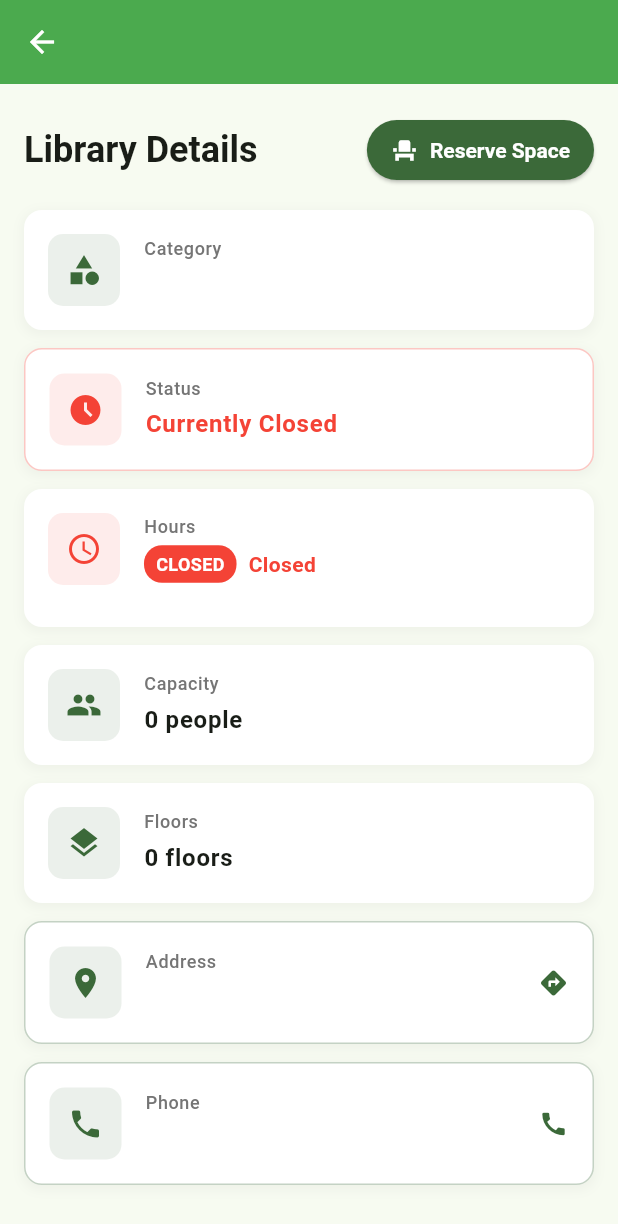
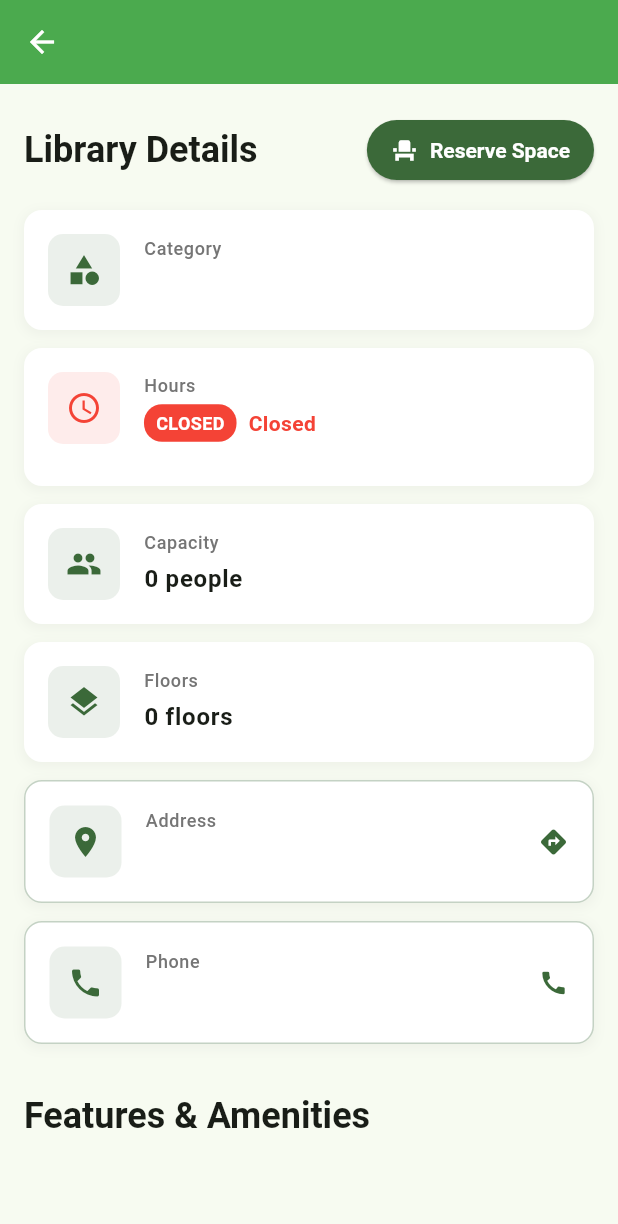
Before and after one commit to cycle4passion/StudySpacesApp, a Flutter app: the LibraryDetailScreen screen opened directly with empty values, scrolled down 262 dp, on a phone screen of 412 x 824 dp. Shown: the top 1224 px of the screen. Run offline on Flutter 3.47's test engine with Material 3 defaults, Android fonts, the phone set to English and light mode, and no system bars; our stand-ins replace shared_preferences, webview_flutter; accounts and stored records are empty.

Commit message:
fixed open/close in about

```diff
--- a/lib/screens/library_detail_screen.dart
+++ b/lib/screens/library_detail_screen.dart
@@ -178,17 +178,6 @@ class _LibraryDetailScreenState extends State<LibraryDetailScreen>
                   const SizedBox(height: 16),
                   _buildCategoryCard(context),
                   const SizedBox(height: 12),
-                  // Show "Currently Closed" if library is not open
-                  if (!LibraryUtils.isOpen(
-                    widget.library.openat,
-                    widget.library.closeat,
-                  ))
-                    _buildClosedCard(context),
-                  if (!LibraryUtils.isOpen(
-                    widget.library.openat,
-                    widget.library.closeat,
-                  ))
-                    const SizedBox(height: 12),
                   _buildEnhancedHoursCard(context),
                   const SizedBox(height: 12),
                   _buildDetailCard(
@@ -373,69 +362,6 @@ class _LibraryDetailScreenState extends State<LibraryDetailScreen>
     );
   }
 
-  Widget _buildClosedCard(BuildContext context) {
-    return Container(
-      padding: const EdgeInsets.all(16),
-      decoration: BoxDecoration(
-        color: Theme.of(context).brightness == Brightness.dark
-            ? const Color(0xFF2D2D2D)
-            : Colors.white,
-        borderRadius: BorderRadius.circular(12),
-        border: Border.all(color: Colors.red.withValues(alpha: 0.3), width: 1),
-        boxShadow: [
-          BoxShadow(
-            color: Theme.of(context).brightness == Brightness.dark
-                ? Colors.black.withValues(alpha: 0.3)
-                : Colors.grey.withValues(alpha: 0.1),
-            spreadRadius: 1,
-            blurRadius: 6,
-            offset: const Offset(0, 2),
-          ),
-        ],
-      ),
-      child: Row(
-        children: [
-          Container(
-            padding: const EdgeInsets.all(12),
-            decoration: BoxDecoration(
-              color: Colors.red.withValues(alpha: 0.1),
-              borderRadius: BorderRadius.circular(10),
-            ),
-            child: Icon(Icons.access_time_filled, color: Colors.red, size: 24),
-          ),
-          const SizedBox(width: 16),
-          Expanded(
-            child: Column(
-              crossAxisAlignment: CrossAxisAlignment.start,
-              children: [
-                Text(
-                  'Status',
-                  style: Theme.of(context).textTheme.bodySmall?.copyWith(
-                    color: Theme.of(context).brightness == Brightness.dark
-                        ? Colors.grey.shade400
-                        : Colors.grey.shade600,
-                    fontWeight: FontWeight.w500,
-                  ),
-                ),
-                const SizedBox(height: 4),
-                Text(
-                  LibraryUtils.getClosedStatusWithHours(
-                    widget.library.openat,
-                    widget.library.closeat,
-                  ),
-                  style: Theme.of(context).textTheme.bodyLarge?.copyWith(
-                    fontWeight: FontWeight.w600,
-                    color: Colors.red,
-                  ),
-                ),
-              ],
-            ),
-          ),
-        ],
-      ),
-    );
-  }
-
   Widget _buildEnhancedHoursCard(BuildContext context) {
     final isOpen = LibraryUtils.isOpen(
       widget.library.openat,
@@ -567,6 +493,12 @@ class _LibraryDetailScreenState extends State<LibraryDetailScreen>
               '${_formatMilitaryTime(openTime)} - ${_formatMilitaryTime(closeTime)}';
         }
 
+        // Check if library is currently open (for today's highlighting)
+        final isCurrentlyOpen = LibraryUtils.isOpen(
+          widget.library.openat,
+          widget.library.closeat,
+        );
+
         return Container(
           margin: const EdgeInsets.only(bottom: 4),
           padding: const EdgeInsets.symmetric(vertical: 8, horizontal: 12),
@@ -574,14 +506,18 @@ class _LibraryDetailScreenState extends State<LibraryDetailScreen>
             color: isToday
                 ? (openTime == 0 || closeTime == 0
                       ? Colors.red.withValues(alpha: 0.1)
-                      : Colors.green.withValues(alpha: 0.1))
+                      : (isCurrentlyOpen
+                            ? Colors.green.withValues(alpha: 0.1)
+                            : Colors.red.withValues(alpha: 0.1)))
                 : Colors.transparent,
             borderRadius: BorderRadius.circular(8),
             border: isToday
                 ? Border.all(
                     color: openTime == 0 || closeTime == 0
                         ? Colors.red.withValues(alpha: 0.3)
-                        : Colors.green.withValues(alpha: 0.3),
+                        : (isCurrentlyOpen
+                              ? Colors.green.withValues(alpha: 0.3)
+                              : Colors.red.withValues(alpha: 0.3)),
                     width: 1,
                   )
                 : null,
@@ -596,7 +532,7 @@ class _LibraryDetailScreenState extends State<LibraryDetailScreen>
                   color: isToday
                       ? (openTime == 0 || closeTime == 0
                             ? Colors.red
-                            : Colors.green)
+                            : (isCurrentlyOpen ? Colors.green : Colors.red))
                       : (Theme.of(context).brightness == Brightness.dark
                             ? Colors.grey.shade300
                             : Colors.grey.shade700),
@@ -609,7 +545,7 @@ class _LibraryDetailScreenState extends State<LibraryDetailScreen>
                   color: isToday
                       ? (openTime == 0 || closeTime == 0
                             ? Colors.red
-                            : Colors.green)
+                            : (isCurrentlyOpen ? Colors.green : Colors.red))
                       : (Theme.of(context).brightness == Brightness.dark
                             ? Colors.grey.shade300
                             : Colors.grey.shade700),
--- a/lib/screens/report_screen.dart
+++ b/lib/screens/report_screen.dart
@@ -326,7 +326,10 @@ class _ReportScreenState extends State<ReportScreen> {
                       left: _getChevronPosition(),
                       top: 42, // Position directly connected to tooltip bottom
                       child: CustomPaint(
-                        size: const Size(32, 20), // Increased size from 24x15 to 32x20
+                        size: const Size(
+                          32,
+                          20,
+                        ), // Increased size from 24x15 to 32x20
                         painter: ChevronPainter(
                           color: ColorUtils.getFullnessColor(
                             fullnessValue.round(),
--- a/lib/utils/library_utils.dart
+++ b/lib/utils/library_utils.dart
@@ -261,8 +261,23 @@ class LibraryUtils {
             nextDayIndex < closeat.length &&
             openat[nextDayIndex] != 0 &&
             closeat[nextDayIndex] != 0) {
-          int hoursUntilOpen =
-              (i * 24) - now.hour + (openat[nextDayIndex] ~/ 100);
+          // Calculate the exact time until opening
+          int openHour = openat[nextDayIndex] ~/ 100;
+          int openMinute = openat[nextDayIndex] % 100;
+
+          // Create the target opening datetime
+          DateTime nextOpenDateTime = DateTime(
+            now.year,
+            now.month,
+            now.day + i,
+            openHour,
+            openMinute,
+          );
+
+          // Calculate the difference
+          Duration timeUntilOpen = nextOpenDateTime.difference(now);
+          int hoursUntilOpen = timeUntilOpen.inHours;
+
           if (hoursUntilOpen < 24) {
             return 'Opens in about ${hoursUntilOpen} hrs';
           } else {
@@ -323,8 +338,44 @@ class LibraryUtils {
       int openMinute = openTime % 100;
 
       DateTime openDateTime;
-      if (currentTime > closeTime && closeTime < openTime) {
-        // Same day opening (we're between close and open time for overnight schedule)
+
+      // Handle different scenarios for overnight schedules
+      if (closeTime < openTime) {
+        // This is an overnight schedule (e.g., 10am-2am)
+        if (currentTime <= closeTime) {
+          // We're in the early morning, still part of "yesterday's" session
+          // But we should calculate when it opens "today"
+          openDateTime = DateTime(
+            now.year,
+            now.month,
+            now.day,
+            openHour,
+            openMinute,
+          );
+        } else if (currentTime >= openTime) {
+          // We're after opening time but before closing time - this shouldn't happen as isOpen would be true
+          // But just in case, open tomorrow
+          openDateTime = DateTime(
+            now.year,
+            now.month,
+            now.day + 1,
+            openHour,
+            openMinute,
+          );
+        } else {
+          // We're between closing time and opening time (e.g., 3am-9am on a 10am-2am schedule)
+          openDateTime = DateTime(
+            now.year,
+            now.month,
+            now.day,
+            openHour,
+            openMinute,
+          );
+        }
+      } else {
+        // Normal same-day schedule (e.g., 8am-10pm)
+        if (currentTime < openTime) {
+          // Before opening time today
           openDateTime = DateTime(
             now.year,
             now.month,
@@ -333,7 +384,7 @@ class LibraryUtils {
             openMinute,
           );
         } else {
-        // Next day opening
+          // After closing time today, opens tomorrow
           openDateTime = DateTime(
             now.year,
             now.month,
@@ -341,6 +392,7 @@ class LibraryUtils {
             openHour,
             openMinute,
           );
+        }
       }
 
       Duration timeUntilOpen = openDateTime.difference(now);
```
Lines whose indentation alone changed are shown as unchanged.
